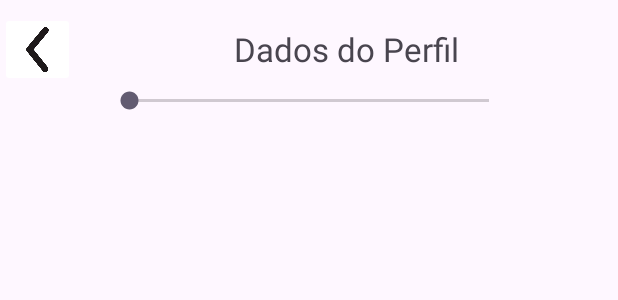
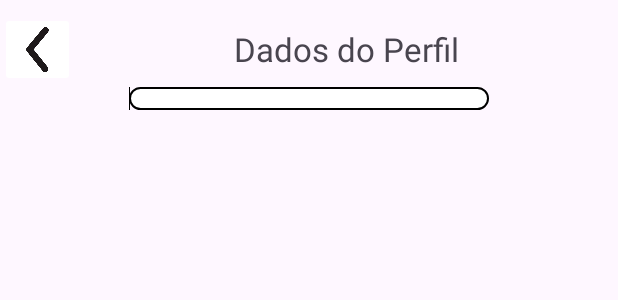
Before and after one commit to AugustoDaimon/ProjetoAndroidDPMC6, an Android app: the layout activity_cadastro.xml on its own in the app's theme, with its tools: preview values and no code run, on a phone screen of 412 x 824 dp. Shown: the top 300 px of the screen. Run offline under Robolectric (Android 15) with nearby library versions, the phone set to English and light mode, and no system bars.

Commit message:
Topo da Tela Cadastro SeekBar customizada V1.0

```diff
--- a/app/src/main/AndroidManifest.xml
+++ b/app/src/main/AndroidManifest.xml
@@ -13,6 +13,9 @@
         android:theme="@style/Theme.Nutzen"
         tools:targetApi="31">
         <activity
+            android:name=".CadastroActivity"
+            android:exported="false" />
+        <activity
             android:name=".MainActivity"
             android:exported="true">
             <intent-filter>
--- /dev/null
+++ b/app/src/main/res/drawable/custom_seekbar_progcadastro.xml
@@ -0,0 +1,26 @@
+<?xml version="1.0" encoding="utf-8"?>
+<layer-list xmlns:android="http://schemas.android.com/apk/res/android">
+    <item android:gravity="center_vertical">
+        <shape android:shape="rectangle">
+            <solid android:color="@color/white"/>
+            <size android:height="15dp"/>
+            <corners android:radius="20dp"/>
+            <stroke android:color="@color/black" android:width="1dp"/>
+        </shape>
+    </item>
+    <item android:gravity="center_vertical">
+        <scale android:scaleWidth="100%">
+            <selector>
+                <item android:state_enabled="false"
+                    android:drawable="@color/gray"/>
+                <item>
+                    <shape android:shape="rectangle">
+                        <solid android:color="@color/blue"/>
+                        <size android:height="15dp"/>
+                        <corners android:bottomLeftRadius="20dp" android:topLeftRadius="20dp"/>
+                    </shape>
+                </item>
+            </selector>
+        </scale>
+    </item>
+</layer-list>
--- /dev/null
+++ b/app/src/main/res/drawable/custom_seekbar_selector_progcadastro.xml
@@ -0,0 +1,5 @@
+<?xml version="1.0" encoding="utf-8"?>
+<shape xmlns:android="http://schemas.android.com/apk/res/android">
+    <solid android:color="@color/black"/>
+    <size android:height="15dp" android:width="0.5dp"/>
+</shape>
--- a/app/src/main/res/layout/activity_cadastro.xml
+++ b/app/src/main/res/layout/activity_cadastro.xml
@@ -1,8 +1,10 @@
 <?xml version="1.0" encoding="utf-8"?>
 <LinearLayout xmlns:android="http://schemas.android.com/apk/res/android"
     xmlns:app="http://schemas.android.com/apk/res-auto"
+    xmlns:tools="http://schemas.android.com/tools"
     android:layout_width="match_parent"
-    android:layout_height="match_parent">
+    android:layout_height="match_parent"
+    tools:context=".CadastroActivity">
     <LinearLayout
         android:layout_width="match_parent"
         android:layout_height="wrap_content"
@@ -32,6 +34,7 @@
         </LinearLayout>
 
         <SeekBar
+            style="@style/SeekBar_ProgCadastro"
             android:layout_width="match_parent"
             android:layout_height="wrap_content"
             android:layout_marginHorizontal="70dp"/>
--- a/app/src/main/res/values/colors.xml
+++ b/app/src/main/res/values/colors.xml
@@ -1,5 +1,7 @@
 <?xml version="1.0" encoding="utf-8"?>
 <resources>
     <color name="black">#FF000000</color>
+    <color name="gray">#686868</color>
+    <color name="blue">#3F51B5</color>
     <color name="white">#FFFFFFFF</color>
 </resources>
--- /dev/null
+++ b/app/src/main/res/values/styles.xml
@@ -0,0 +1,9 @@
+<?xml version="1.0" encoding="utf-8"?>
+<resources>
+    <style name="SeekBar_ProgCadastro" parent="Widget.AppCompat.SeekBar">
+        <item name="android:progressDrawable">@drawable/custom_seekbar_progcadastro</item>
+        <item name="android:thumb">@drawable/custom_seekbar_selector_progcadastro</item>
+        <item name="android:progress">0</item>
+        <item name="android:max">100</item>
+    </style>
+</resources>
```
Also changed, not shown: app/src/main/java/com/example/nutzen/CadastroActivity.java (added, +14 -0 lines), app/src/main/java/com/example/nutzen/MainActivity.java (+11 -0 lines), app/src/main/res/layout/activity_main.xml (+5 -4 lines).
